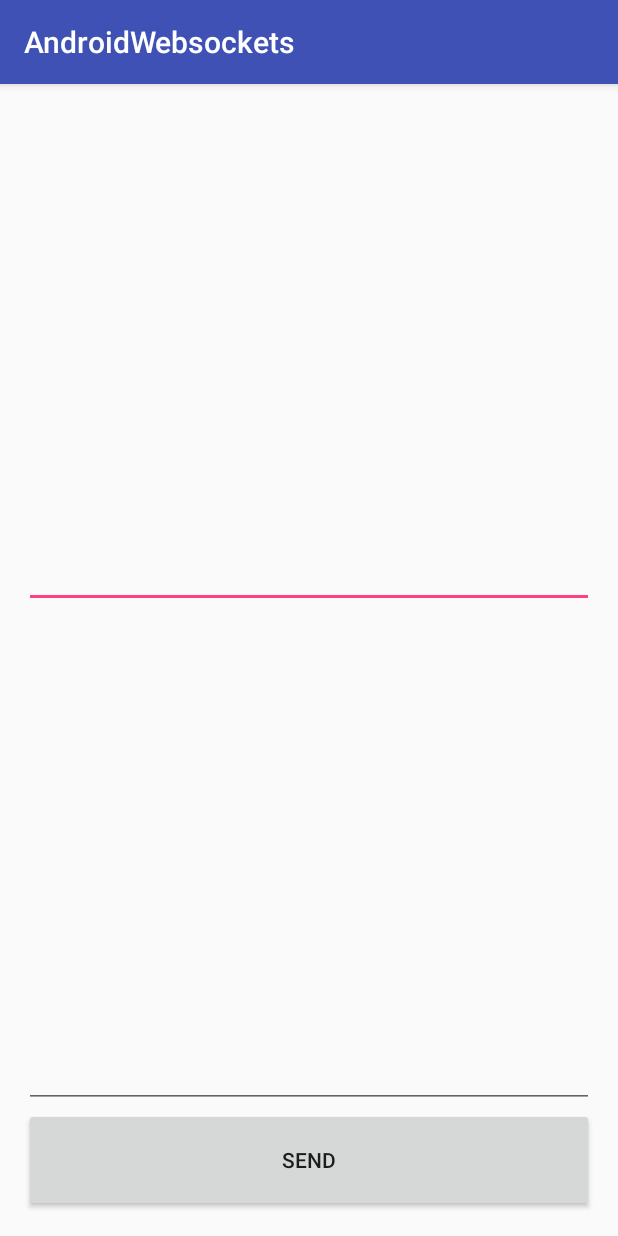
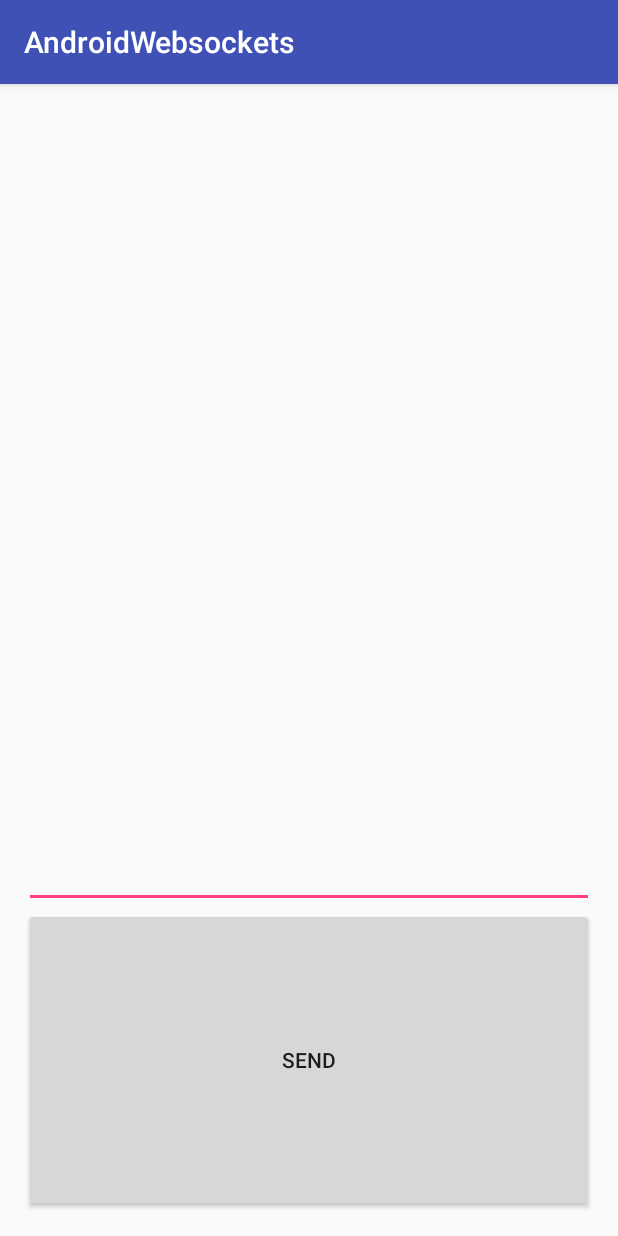
Before and after one commit to domar007/Android_Websocket, an Android app: the screen it shows after launch (MainActivity), on a phone screen of 412 x 824 dp. Run offline under Robolectric (Android 15) with nearby library versions, the phone set to English and light mode, and no system bars; libraries missing offline, so code that uses them is left out: org.java_websocket.client, org.java_websocket.handshake; 2 statements that could not run were skipped.

Commit message:
Update activity_mail.xml

```diff
--- a/app/src/main/res/layout/activity_main.xml
+++ b/app/src/main/res/layout/activity_main.xml
@@ -9,18 +9,12 @@
     <EditText
         android:id="@+id/edit_text"
         android:layout_width="match_parent"
-        android:layout_height="500px"
-    />
-    <EditText
-        android:id="@+id/result_text"
-        android:layout_width="match_parent"
-        android:layout_height="500px"
-        android:layout_below="@id/edit_text"
+        android:layout_height="800px"
     />
     <Button
         android:text="Send"
         android:id="@+id/send_button"
-        android:layout_below="@id/result_text"
+        android:layout_below="@id/edit_text"
         android:layout_width="match_parent"
         android:layout_height="match_parent"
     />
```
